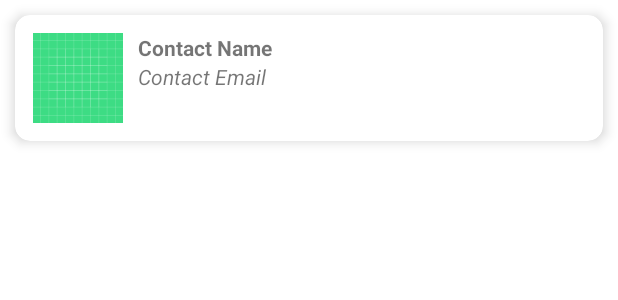
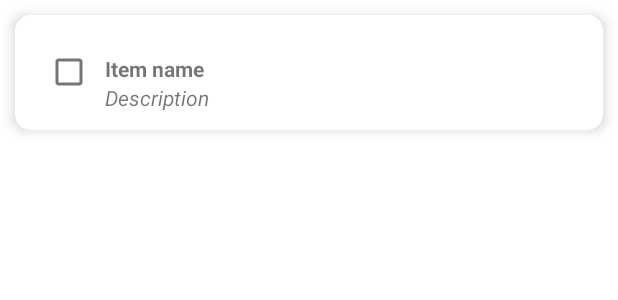
Before and after one commit to mathocosta/learn-android-basics, an Android app: the layout shopping_list_item.xml on its own in the app's theme, with its tools: preview values and no code run, on a phone screen of 412 x 824 dp. Shown: the top 300 px of the screen. Run offline under Robolectric (Android 15) with nearby library versions, the phone set to English and light mode, and no system bars.

```diff
--- a/app/src/main/res/layout/shopping_list_item.xml
+++ b/app/src/main/res/layout/shopping_list_item.xml
@@ -14,36 +14,35 @@
         android:layout_height="match_parent"
         android:padding="12dp">
 
-        <ImageView
-            android:id="@+id/image"
-            android:layout_width="60dp"
-            android:layout_height="60dp"
-            android:layout_alignParentStart="true"
-            android:layout_alignParentLeft="true"
-            android:src="@drawable/ic_launcher_background" />
+        <com.google.android.material.checkbox.MaterialCheckBox
+            android:id="@+id/checkbox"
+            android:layout_width="wrap_content"
+            android:layout_height="wrap_content"
+            android:layout_centerVertical="true" />
 
         <TextView
             android:id="@+id/txtName"
             android:layout_width="wrap_content"
             android:layout_height="wrap_content"
-            android:layout_centerHorizontal="true"
-            android:layout_toEndOf="@id/image"
-            android:layout_toRightOf="@id/image"
-            android:layout_marginStart="10dp"
-            android:layout_marginLeft="10dp"
             android:layout_alignParentEnd="true"
             android:layout_alignParentRight="true"
-            android:text="Contact Name"
+            android:layout_centerHorizontal="true"
+            android:layout_alignBaseline="@id/checkbox"
+            android:layout_toEndOf="@id/checkbox"
+            android:layout_toRightOf="@id/checkbox"
+            android:text="Item name"
             android:textStyle="bold" />
 
         <TextView
-            android:id="@+id/txtEmail"
+            android:id="@+id/txtDescription"
             android:layout_width="wrap_content"
             android:layout_height="wrap_content"
             android:layout_below="@id/txtName"
+            android:layout_alignStart="@id/txtName"
             android:layout_alignLeft="@id/txtName"
+            android:layout_alignEnd="@id/txtName"
             android:layout_alignRight="@id/txtName"
-            android:text="Contact Email"
+            android:text="Description"
             android:textStyle="italic" />
 
     </RelativeLayout>
```
Also changed, not shown: app/src/main/java/com/mathocosta/learnbasic/ShoppingItemFormActivity.java (+9 -0 lines), app/src/main/java/com/mathocosta/learnbasic/ShoppingListActivity.java (+15 -3 lines), app/src/main/java/com/mathocosta/learnbasic/ShoppingListItem.java (+12 -10 lines), app/src/main/java/com/mathocosta/learnbasic/ShoppingListRecListAdapter.java (+37 -18 lines).
